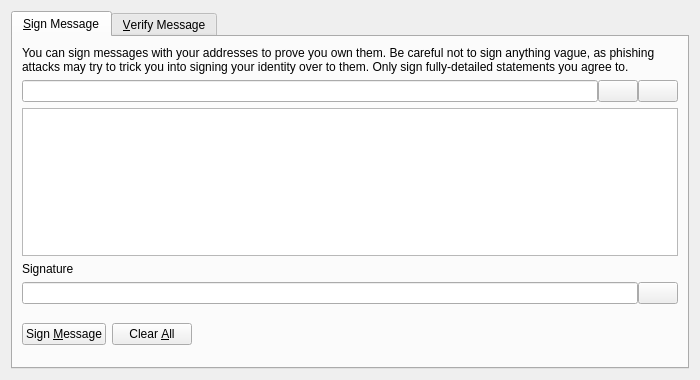
Above: src/qt/forms/signverifymessagedialog.ui from caffeine239/bitcoin before the change. Below: the same form after it.
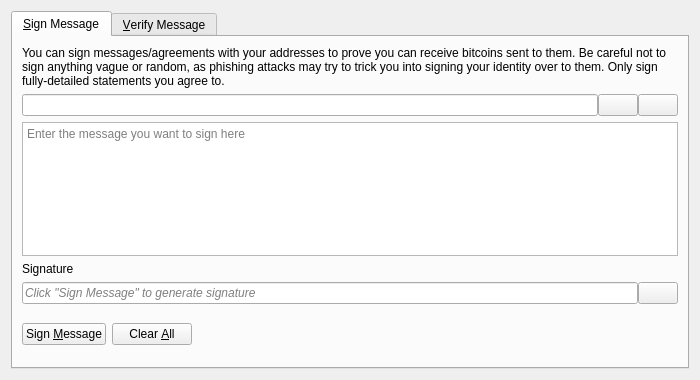
That is the form after the change. Icons and pictures are not drawn. Custom widgets are drawn as their Qt base class.

Diff of the .ui file:
```diff
--- a/src/qt/forms/signverifymessagedialog.ui
+++ b/src/qt/forms/signverifymessagedialog.ui
@@ -27,7 +27,7 @@
        <item>
         <widget class="QLabel" name="infoLabel_SM">
          <property name="text">
-          <string>You can sign messages with your addresses to prove you own them. Be careful not to sign anything vague, as phishing attacks may try to trick you into signing your identity over to them. Only sign fully-detailed statements you agree to.</string>
+          <string>You can sign messages/agreements with your addresses to prove you can receive bitcoins sent to them. Be careful not to sign anything vague or random, as phishing attacks may try to trick you into signing your identity over to them. Only sign fully-detailed statements you agree to.</string>
          </property>
          <property name="textFormat">
           <enum>Qt::PlainText</enum>
@@ -96,6 +96,9 @@
          <property name="toolTip">
           <string>Enter the message you want to sign here</string>
          </property>
+         <property name="placeholderText">
+          <string>Enter the message you want to sign here</string>
+         </property>
         </widget>
        </item>
        <item>
@@ -115,6 +118,9 @@
          </property>
          <item>
           <widget class="QLineEdit" name="signatureOut_SM">
+           <property name="placeholderText">
+            <string>Click "Sign Message" to generate signature</string>
+           </property>
            <property name="font">
             <font>
              <italic>true</italic>
```
Left out of the diff: 29 changed lines with no effect on the pictures.
